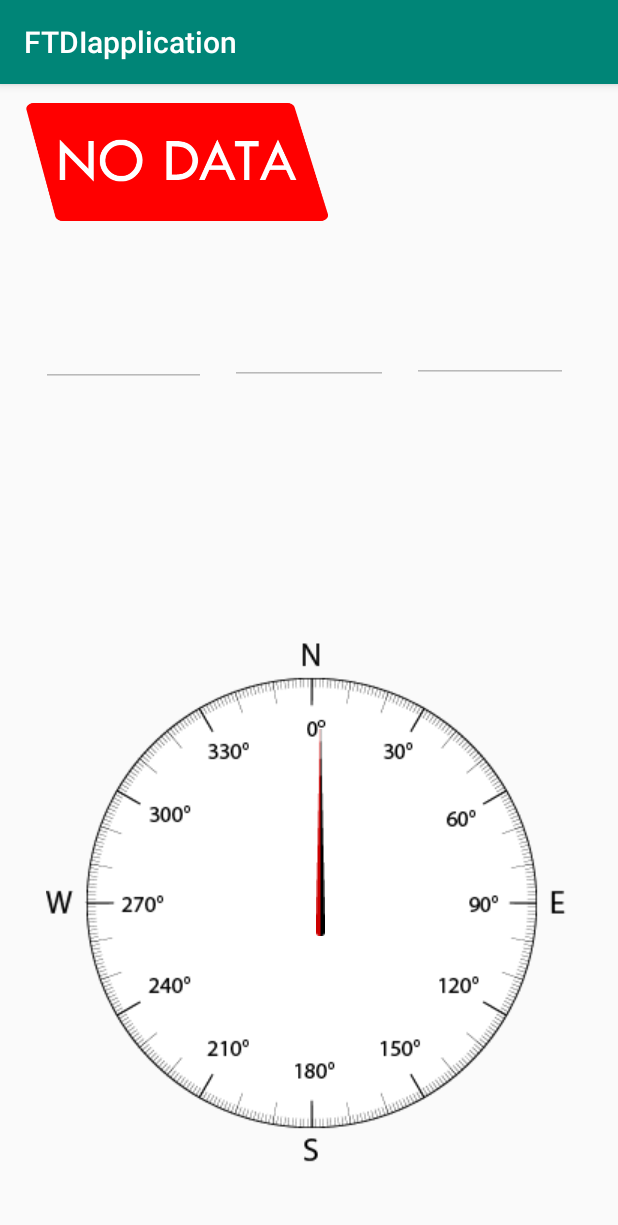
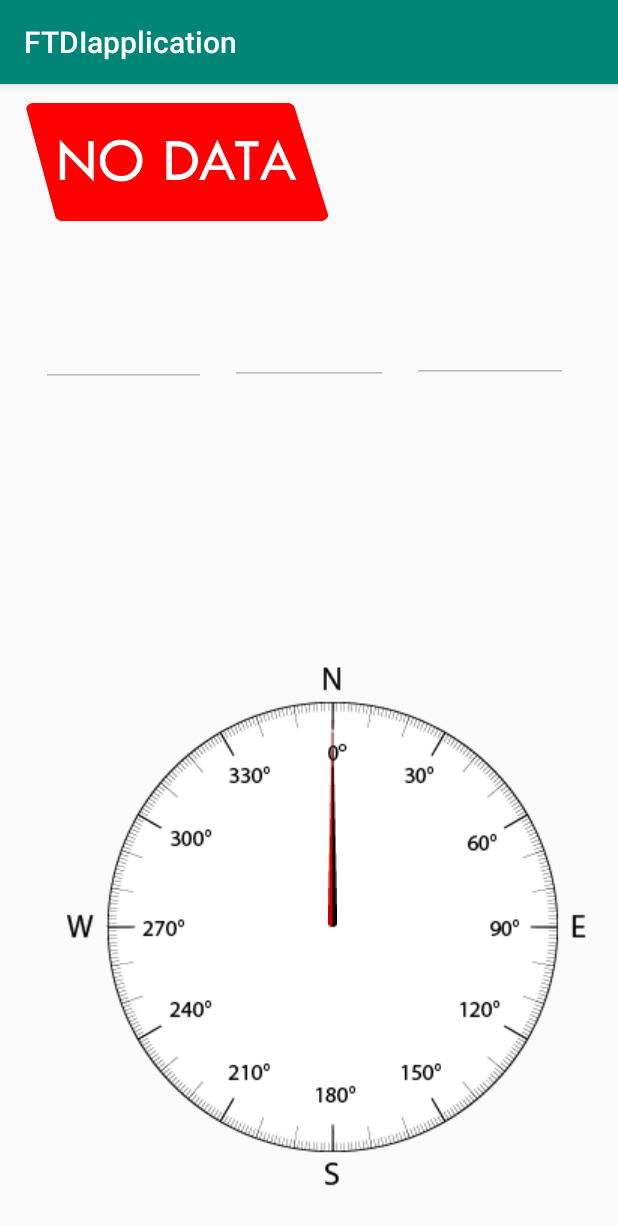
Before and after one commit to Thejackalphantom/PinPoint, an Android app: the screen it shows after launch (MainActivity), on a phone screen of 412 x 824 dp. Shown: the top 1225 px of the screen. Run offline under Robolectric (Android 15) with nearby library versions, the phone set to English and light mode, and no system bars; libraries missing offline, so code that uses them is left out: com.hoho.android; 2 statements that could not run were skipped.

Commit message:
Degree circle functional

```diff
--- a/FTDIapplication/app/src/main/java/com/example/ftdiapplication/MainActivity.java
+++ b/FTDIapplication/app/src/main/java/com/example/ftdiapplication/MainActivity.java
@@ -26,10 +26,14 @@ public class MainActivity extends AppCompatActivity implements USBSerialListener
     ImageView noData;
     //Class for the imageview in the app for the degree circle pointer
     ImageView pointer;
+    //Class for the imageview in the app for the degree circle compass
+    ImageView compass;
     //Class for the handler to handle the dataBuffer processing code every second
     Handler Handler;
-    //Class that will run all the dataBuffer processing code
+    //Class that will check the connection status, ran at 300ms
     Runnable ConnectionChecker;
+    //Class that will handle the data, ran at 150ms
+    Runnable DataHandler;
     //String that contains the recieved dataBuffer from the FTDI chip
     StringBuffer dataBuffer;
     //Boolean to check connection
@@ -48,6 +52,7 @@ public class MainActivity extends AppCompatActivity implements USBSerialListener
         hisText = (EditText) findViewById(R.id.heightside);
         yesData = (ImageView) findViewById(R.id.yesData);
         noData = (ImageView) findViewById(R.id.noData);
+        compass = (ImageView) findViewById(R.id.compass);
         pointer = (ImageView) findViewById(R.id.pointer);
         //Pre-emptively disable the fields for better showing, enabled with onDeviceReady()
         incText.setEnabled(false);
@@ -63,6 +68,7 @@ public class MainActivity extends AppCompatActivity implements USBSerialListener
         Handler = new Handler();
         ConnectionChecker = new Runnable()
         {
+            //This Runnable handles the connection check of the app.
             public void run()
             {
             if (connected == true) {
@@ -70,10 +76,6 @@ public class MainActivity extends AppCompatActivity implements USBSerialListener
                 yesData.setVisibility(View.VISIBLE);
                 //Set no dataBuffer recieved icon to invisible
                 noData.setVisibility(View.INVISIBLE);
-                //Check given dataBuffer
-                dataCheck(dataBuffer);
-                //Clear the buffer
-                dataBuffer.delete(0,27);
             } else {
                 //Set no dataBuffer recieved icon to visible
                 noData.setVisibility(View.VISIBLE);
@@ -82,10 +84,25 @@ public class MainActivity extends AppCompatActivity implements USBSerialListener
             }
             //Reset connected for proper connection check
             connected = false;
-            Handler.postDelayed(ConnectionChecker, 200);
+            Handler.postDelayed(ConnectionChecker, 300);
             }
         };
         Handler.post(ConnectionChecker);
+        DataHandler = new Runnable()
+        {
+            //This Runnable handles the data processing of the incomming serial data
+            public void run()
+            {
+                if (connected == true) {
+                    //Check given dataBuffer
+                    dataCheck(dataBuffer);
+                    //Clear the buffer
+                    dataBuffer.delete(0,27);
+                }
+                Handler.postDelayed(DataHandler, 150);
+            }
+        };
+        Handler.post(DataHandler);
     }
 
     @Override
@@ -101,7 +118,7 @@ public class MainActivity extends AppCompatActivity implements USBSerialListener
         String dataString = recievedData.toString();
         //Check incoming dataBuffer and add to it untill the dataBuffer recieved is a complete string.
         //Check if the string's length is or exceeds 21 characters, the length of the expected string
-        if(recievedData.length() > 27) {
+        if(recievedData.length() > 17) {
             //Check if the string starts and ends with with the proper protocol
             if (dataString.startsWith("$tab")){
                 //Now, write the dataBuffer to the app
@@ -129,6 +146,9 @@ public class MainActivity extends AppCompatActivity implements USBSerialListener
         incText.setText(inc);
         hisText.setText(his);
 
+        //setPivot sets the rotational pivot for the rotation
+
+        pointer.setRotation(Float.parseFloat(azi));
     }
 
     @Override
--- a/FTDIapplication/app/src/main/res/layout/activity_main.xml
+++ b/FTDIapplication/app/src/main/res/layout/activity_main.xml
@@ -89,18 +89,19 @@
         android:layout_marginBottom="28dp"
         app:layout_constraintBottom_toBottomOf="parent"
         app:layout_constraintEnd_toEndOf="parent"
+        app:layout_constraintHorizontal_bias="0.733"
         app:layout_constraintStart_toStartOf="parent"
         app:layout_constraintTop_toBottomOf="@+id/azimuthDegrees"
-        app:layout_constraintVertical_bias="0.912"
+        app:layout_constraintVertical_bias="1.0"
         app:srcCompat="@drawable/compass" />
 
     <ImageView
         android:id="@+id/pointer"
         android:layout_width="wrap_content"
         android:layout_height="wrap_content"
-        android:layout_marginStart="180dp"
-        android:layout_marginLeft="180dp"
-        android:layout_marginBottom="156dp"
+        android:layout_marginStart="174dp"
+        android:layout_marginLeft="174dp"
+        android:layout_marginBottom="40dp"
         app:layout_constraintBottom_toBottomOf="@+id/compass"
         app:layout_constraintStart_toStartOf="@+id/compass"
         app:srcCompat="@drawable/pointer" />
```
Also changed, not shown: FTDIapplication/app/src/main/res/drawable/pointer.png.
